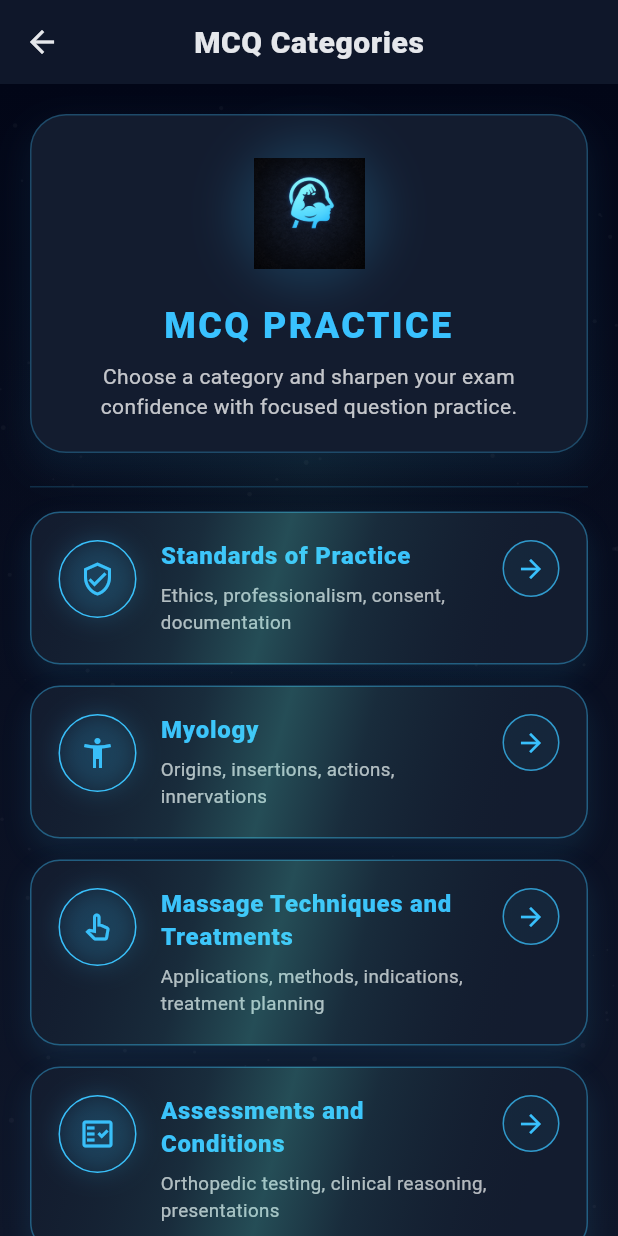
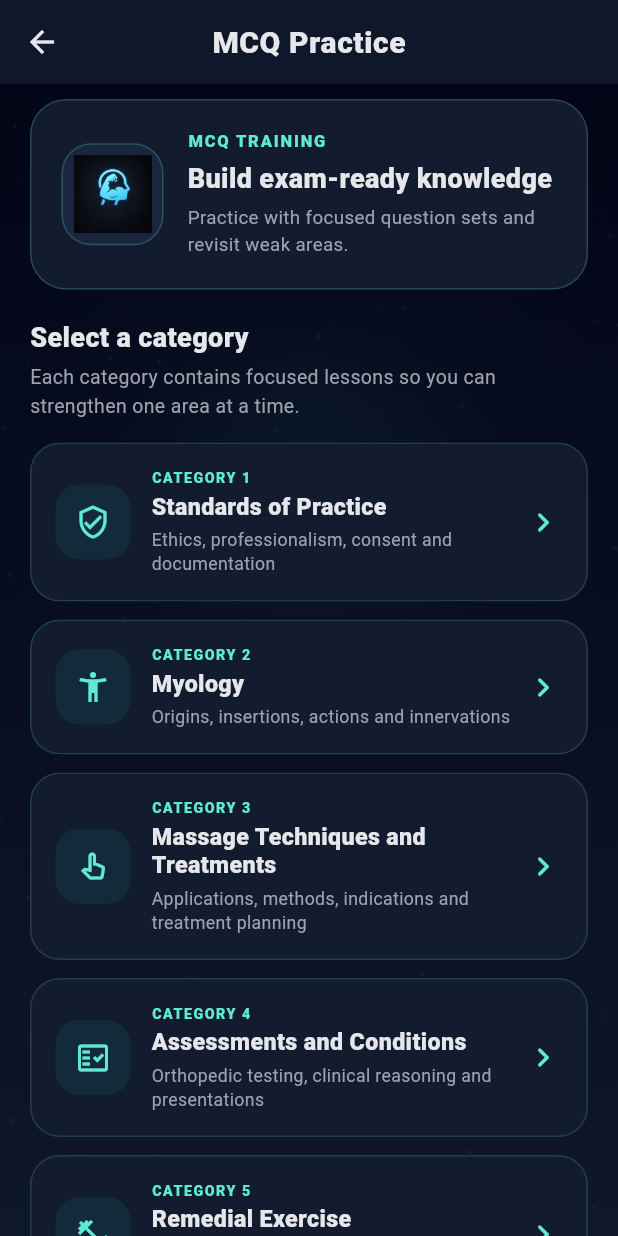
Before and after one commit to BlockProperty/MuscleMind, a Flutter app: the CategoryScreen screen opened by its route, on a phone screen of 412 x 824 dp. Run offline on Flutter 3.47's test engine with Material 3 defaults, Android fonts, the phone set to English and light mode, and no system bars; our stand-ins replace cloud_firestore, firebase_core, hive, hive_flutter, in_app_purchase, just_audio and 2 more; missing offline and left inert: in_app_purchase_android; accounts and stored records are empty.

Commit message:
Refresh MCQ category selection experience

```diff
--- a/lib/screens/category_screen.dart
+++ b/lib/screens/category_screen.dart
@@ -2,7 +2,6 @@ import 'package:flutter/material.dart';
 
 import '../theme/lux_theme.dart';
 import '../widgets/lux_background.dart';
-import '../widgets/shimmer.dart';
 import 'lesson_screen.dart';
 
 class CategoryScreen extends StatelessWidget {
@@ -10,60 +9,74 @@ class CategoryScreen extends StatelessWidget {
 
   static const List<_CategoryItem> categories = [
     _CategoryItem(
-      title: "Standards of Practice",
-      subtitle: "Ethics, professionalism, consent, documentation",
+      title: 'Standards of Practice',
+      subtitle: 'Ethics, professionalism, consent and documentation',
       icon: Icons.verified_user_outlined,
     ),
     _CategoryItem(
-      title: "Myology",
-      subtitle: "Origins, insertions, actions, innervations",
+      title: 'Myology',
+      subtitle: 'Origins, insertions, actions and innervations',
       icon: Icons.accessibility_new_outlined,
     ),
     _CategoryItem(
-      title: "Massage Techniques and Treatments",
-      subtitle: "Applications, methods, indications, treatment planning",
+      title: 'Massage Techniques and Treatments',
+      subtitle: 'Applications, methods, indications and treatment planning',
       icon: Icons.pan_tool_alt_outlined,
     ),
     _CategoryItem(
-      title: "Assessments and Conditions",
-      subtitle: "Orthopedic testing, clinical reasoning, presentations",
+      title: 'Assessments and Conditions',
+      subtitle: 'Orthopedic testing, clinical reasoning and presentations',
       icon: Icons.fact_check_outlined,
     ),
     _CategoryItem(
-      title: "Remedial Exercise",
-      subtitle: "Stretching, strengthening, corrective exercise principles",
+      title: 'Remedial Exercise',
+      subtitle: 'Stretching, strengthening and corrective exercise principles',
       icon: Icons.fitness_center_outlined,
     ),
     _CategoryItem(
-      title: "Comprehensive Review",
-      subtitle: "Mixed review across major exam domains",
+      title: 'Comprehensive Review',
+      subtitle: 'Mixed review across the major exam domains',
       icon: Icons.auto_awesome_outlined,
     ),
   ];
-
-  static const Color _blue = Color(0xFF39C2FF);
 
   @override
   Widget build(BuildContext context) {
     return Scaffold(
       backgroundColor: LuxTheme.black,
-      appBar: AppBar(
-        title: const Text("MCQ Categories"),
-        centerTitle: true,
-      ),
+      appBar: AppBar(title: const Text('MCQ Practice')),
       body: LuxBackground(
         child: SafeArea(
           child: ListView(
-            padding: const EdgeInsets.all(20),
+            padding: const EdgeInsets.fromLTRB(20, 10, 20, 28),
             children: [
-              _header(),
-              const SizedBox(height: 22),
-              Divider(color: _blue.withOpacity(0.18)),
-              const SizedBox(height: 16),
-              ...categories.map(
-                (category) => Padding(
-                  padding: const EdgeInsets.only(bottom: 14),
-                  child: _CategoryCard(category: category),
+              const _PracticeHeader(),
+              const SizedBox(height: 20),
+              const Text(
+                'Select a category',
+                style: TextStyle(
+                  color: LuxTheme.textPrimary,
+                  fontSize: 18,
+                  fontWeight: FontWeight.w900,
+                ),
+              ),
+              const SizedBox(height: 5),
+              const Text(
+                'Each category contains focused lessons so you can strengthen one area at a time.',
+                style: TextStyle(
+                  color: LuxTheme.textSecondary,
+                  fontSize: 13,
+                  height: 1.45,
+                ),
+              ),
+              const SizedBox(height: 15),
+              ...categories.asMap().entries.map(
+                (entry) => Padding(
+                  padding: const EdgeInsets.only(bottom: 12),
+                  child: _CategoryCard(
+                    category: entry.value,
+                    number: entry.key + 1,
+                  ),
                 ),
               ),
             ],
@@ -72,62 +85,70 @@ class CategoryScreen extends StatelessWidget {
       ),
     );
   }
+}
 
-  Widget _header() {
+class _PracticeHeader extends StatelessWidget {
+  const _PracticeHeader();
+
+  @override
+  Widget build(BuildContext context) {
     return Container(
       padding: const EdgeInsets.all(20),
       decoration: BoxDecoration(
         color: LuxTheme.panel,
         borderRadius: BorderRadius.circular(24),
-        border: Border.all(color: _blue.withOpacity(0.28)),
-        boxShadow: [
-          BoxShadow(
-            color: _blue.withOpacity(0.08),
-            blurRadius: 20,
-            spreadRadius: 1,
-            offset: const Offset(0, 10),
-          ),
-        ],
+        border: Border.all(
+          color: LuxTheme.accentGlow.withValues(alpha: 0.22),
+        ),
       ),
-      child: Column(
+      child: Row(
         children: [
           Container(
-            padding: const EdgeInsets.all(8),
+            width: 68,
+            height: 68,
+            padding: const EdgeInsets.all(7),
             decoration: BoxDecoration(
-              shape: BoxShape.circle,
-              boxShadow: [
-                BoxShadow(
-                  color: _blue.withOpacity(0.18),
-                  blurRadius: 26,
-                  spreadRadius: 4,
+              color: LuxTheme.panelAlt,
+              borderRadius: BorderRadius.circular(20),
+              border: Border.all(
+                color: LuxTheme.accentGlow.withValues(alpha: 0.22),
+              ),
+            ),
+            child: Image.asset('assets/logo/musclemind_icon.png'),
+          ),
+          const SizedBox(width: 16),
+          const Expanded(
+            child: Column(
+              crossAxisAlignment: CrossAxisAlignment.start,
+              children: [
+                Text(
+                  'MCQ TRAINING',
+                  style: TextStyle(
+                    color: LuxTheme.accentGlow,
+                    fontSize: 11,
+                    fontWeight: FontWeight.w900,
+                    letterSpacing: 1.2,
+                  ),
+                ),
+                SizedBox(height: 5),
+                Text(
+                  'Build exam-ready knowledge',
+                  style: TextStyle(
+                    color: LuxTheme.textPrimary,
+                    fontSize: 18,
+                    fontWeight: FontWeight.w900,
+                  ),
+                ),
+                SizedBox(height: 5),
+                Text(
+                  'Practice with focused question sets and revisit weak areas.',
+                  style: TextStyle(
+                    color: LuxTheme.textSecondary,
+                    fontSize: 12.5,
+                    height: 1.4,
+                  ),
                 ),
               ],
-            ),
-            child: Image.asset(
-              'assets/logo/musclemind_icon.png',
-              width: 74,
-              height: 74,
-              fit: BoxFit.contain,
-            ),
-          ),
-          const SizedBox(height: 14),
-          const Text(
-            "MCQ PRACTICE",
-            textAlign: TextAlign.center,
-            style: TextStyle(
-              color: _blue,
-              fontSize: 24,
-              fontWeight: FontWeight.w900,
-              letterSpacing: 1.6,
-            ),
-          ),
-          const SizedBox(height: 8),
-          Text(
-            "Choose a category and sharpen your exam confidence with focused question practice.",
-            textAlign: TextAlign.center,
-            style: TextStyle(
-              color: Colors.white.withOpacity(0.75),
-              height: 1.45,
             ),
           ),
         ],
@@ -138,10 +159,9 @@ class CategoryScreen extends StatelessWidget {
 
 class _CategoryCard extends StatelessWidget {
   final _CategoryItem category;
+  final int number;
 
-  const _CategoryCard({required this.category});
-
-  static const Color _blue = Color(0xFF39C2FF);
+  const _CategoryCard({required this.category, required this.number});
 
   @override
   Widget build(BuildContext context) {
@@ -156,96 +176,75 @@ class _CategoryCard extends StatelessWidget {
             ),
           );
         },
-        child: Shimmer(
-          child: Container(
-            padding: const EdgeInsets.all(18),
-            decoration: BoxDecoration(
-              color: LuxTheme.panel,
-              borderRadius: BorderRadius.circular(20),
-              border: Border.all(color: _blue.withOpacity(0.40)),
-              boxShadow: [
-                BoxShadow(
-                  color: _blue.withOpacity(0.10),
-                  blurRadius: 16,
-                  offset: const Offset(0, 8),
-                ),
-              ],
-            ),
-            child: Row(
-              crossAxisAlignment: CrossAxisAlignment.start,
-              children: [
-                _iconCircle(category.icon),
-                const SizedBox(width: 16),
-                Expanded(child: _textBlock()),
-                const SizedBox(width: 10),
-                _arrowButton(),
-              ],
+        child: Ink(
+          padding: const EdgeInsets.all(16),
+          decoration: BoxDecoration(
+            color: LuxTheme.panel,
+            borderRadius: BorderRadius.circular(20),
+            border: Border.all(
+              color: LuxTheme.accentGlow.withValues(alpha: 0.17),
             ),
           ),
-        ),
-      ),
-    );
-  }
-
-  Widget _iconCircle(IconData icon) {
-    return Container(
-      width: 52,
-      height: 52,
-      decoration: BoxDecoration(
-        shape: BoxShape.circle,
-        border: Border.all(color: _blue),
-        boxShadow: [
-          BoxShadow(
-            color: _blue.withOpacity(0.20),
-            blurRadius: 14,
-          ),
-        ],
-      ),
-      child: Icon(icon, color: _blue),
-    );
-  }
-
-  Widget _textBlock() {
-    return Column(
-      crossAxisAlignment: CrossAxisAlignment.start,
-      children: [
-        Text(
-          category.title,
-          maxLines: 2,
-          overflow: TextOverflow.ellipsis,
-          style: const TextStyle(
-            color: _blue,
-            fontSize: 16,
-            fontWeight: FontWeight.w900,
-            letterSpacing: 0.5,
+          child: Row(
+            children: [
+              Container(
+                width: 50,
+                height: 50,
+                decoration: BoxDecoration(
+                  color: LuxTheme.primary.withValues(alpha: 0.16),
+                  borderRadius: BorderRadius.circular(16),
+                ),
+                child: Icon(
+                  category.icon,
+                  color: LuxTheme.accentGlow,
+                  size: 24,
+                ),
+              ),
+              const SizedBox(width: 14),
+              Expanded(
+                child: Column(
+                  crossAxisAlignment: CrossAxisAlignment.start,
+                  children: [
+                    Text(
+                      'CATEGORY $number',
+                      style: const TextStyle(
+                        color: LuxTheme.accentGlow,
+                        fontSize: 9.5,
+                        fontWeight: FontWeight.w900,
+                        letterSpacing: 1,
+                      ),
+                    ),
+                    const SizedBox(height: 3),
+                    Text(
+                      category.title,
+                      style: const TextStyle(
+                        color: LuxTheme.textPrimary,
+                        fontSize: 15.5,
+                        fontWeight: FontWeight.w800,
+                        height: 1.2,
+                      ),
+                    ),
+                    const SizedBox(height: 5),
+                    Text(
+                      category.subtitle,
+                      style: const TextStyle(
+                        color: LuxTheme.textSecondary,
+                        fontSize: 11.8,
+                        height: 1.35,
+                      ),
+                    ),
+                  ],
+                ),
+              ),
+              const SizedBox(width: 8),
+              const Icon(
+                Icons.chevron_right_rounded,
+                color: LuxTheme.accentGlow,
+                size: 26,
+              ),
+            ],
           ),
         ),
-        const SizedBox(height: 6),
-        Text(
-          category.subtitle,
-          style: TextStyle(
-            color: Colors.white.withOpacity(0.70),
-            fontSize: 12.5,
-            height: 1.45,
-          ),
-        ),
-      ],
-    );
-  }
-
-  Widget _arrowButton() {
-    return Container(
-      width: 38,
-      height: 38,
-      decoration: BoxDecoration(
-        shape: BoxShape.circle,
-        border: Border.all(color: _blue.withOpacity(0.75)),
-        color: _blue.withOpacity(0.06),
-      ),
-      child: const Icon(
-        Icons.arrow_forward,
-        color: _blue,
-        size: 20,
       ),
     );
   }
```
